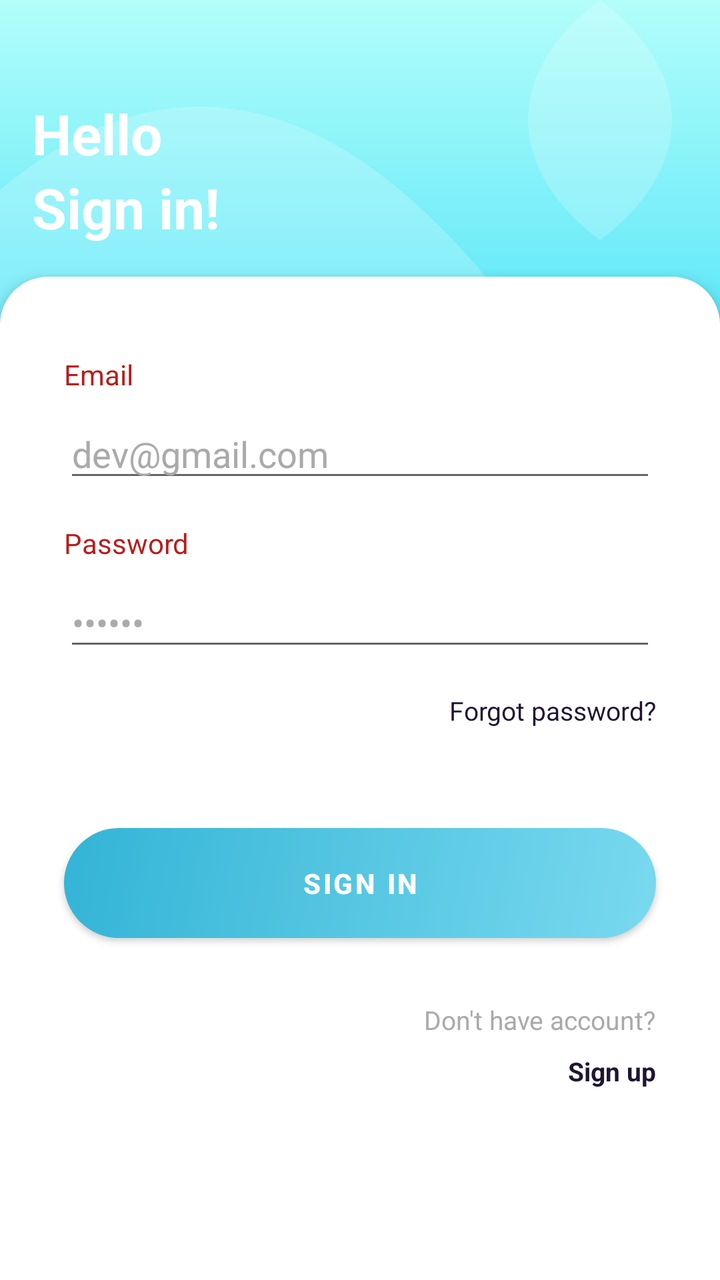
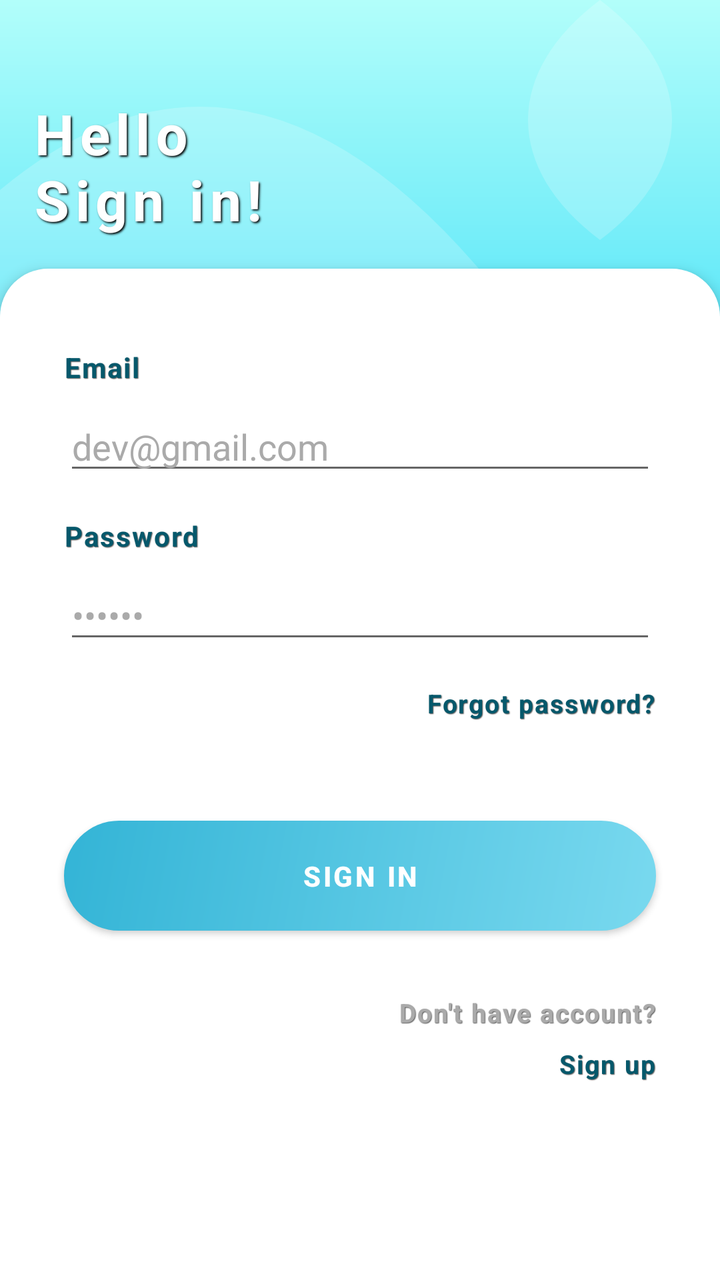

Two renders of the same Android screen: before a commit and after it. Below are the layout's source before the change and the commit's diff.
<!-- AndroidManifest.xml: application theme Theme.Chat -->
<!-- res/layout/fragment_login.xml -->
<?xml version="1.0" encoding="utf-8"?>
<androidx.constraintlayout.widget.ConstraintLayout
    xmlns:android="http://schemas.android.com/apk/res/android"
    xmlns:app="http://schemas.android.com/apk/res-auto"
    android:layout_width="match_parent"
    android:layout_height="match_parent"
    android:background="@drawable/app_background">

    <TextView
        android:id="@+id/titleText"
        android:layout_width="wrap_content"
        android:layout_height="wrap_content"
        android:text="Hello\nSign in!"
        android:textSize="28sp"
        android:textColor="@android:color/white"
        android:textStyle="bold"
        android:layout_marginTop="48dp"
        android:layout_marginStart="16dp"
        android:gravity="start"
        android:lineSpacingExtra="4dp"
        android:fontFamily="sans-serif"
        app:layout_constraintTop_toTopOf="parent"
        app:layout_constraintStart_toStartOf="parent" />

    <FrameLayout
        android:id="@+id/formContainer"
        android:layout_width="0dp"
        android:layout_height="0dp"
        android:layout_marginTop="16dp"
        android:background="@drawable/round_drawable"
        android:elevation="4dp"
        app:layout_constraintTop_toBottomOf="@id/titleText"
        app:layout_constraintStart_toStartOf="parent"
        app:layout_constraintEnd_toEndOf="parent"
        app:layout_constraintBottom_toBottomOf="parent"
        app:layout_constraintVertical_bias="0.1">

        <androidx.constraintlayout.widget.ConstraintLayout
            android:layout_width="match_parent"
            android:layout_height="match_parent"
            android:orientation="vertical"
            android:padding="16dp">

            <TextView
                android:id="@+id/textView"
                android:layout_width="match_parent"
                android:layout_height="wrap_content"
                android:layout_marginStart="16dp"
                android:layout_marginEnd="16dp"
                android:text="Email"
                android:textColor="@color/textHeading1"
                android:textSize="14sp"
                app:layout_constraintBottom_toTopOf="@+id/emailEditText"
                app:layout_constraintEnd_toEndOf="parent"
                app:layout_constraintStart_toStartOf="parent"
                app:layout_constraintTop_toTopOf="parent"
                app:layout_constraintVertical_bias="0.13"
                app:layout_constraintVertical_chainStyle="packed" />

            <com.google.android.material.textfield.TextInputEditText
                android:id="@+id/emailEditText"
                android:layout_width="match_parent"
                android:layout_height="wrap_content"
                android:layout_marginStart="16dp"
                android:layout_marginTop="8dp"
                android:layout_marginEnd="16dp"
                android:hint="dev@gmail.com"
                android:inputType="textEmailAddress"
                android:textColor="@android:color/black"
                android:textColorHint="@android:color/darker_gray"
                app:layout_constraintBottom_toTopOf="@+id/textView2"
                app:layout_constraintEnd_toEndOf="parent"
                app:layout_constraintStart_toStartOf="parent"
                app:layout_constraintTop_toBottomOf="@+id/textView" />

            <TextView
                android:id="@+id/textView2"
                android:layout_width="match_parent"
                android:layout_height="wrap_content"
                android:layout_marginStart="16dp"
                android:layout_marginTop="16dp"
                android:layout_marginEnd="16dp"
                android:text="Password"
                android:textColor="@color/textHeading1"
                android:textSize="14sp"
                app:layout_constraintBottom_toTopOf="@+id/passwordEditText"
                app:layout_constraintEnd_toEndOf="parent"
                app:layout_constraintStart_toStartOf="parent"
                app:layout_constraintTop_toBottomOf="@+id/emailEditText" />

            <com.google.android.material.textfield.TextInputEditText
                android:id="@+id/passwordEditText"
                android:layout_width="match_parent"
                android:layout_height="wrap_content"
                android:layout_marginStart="16dp"
                android:layout_marginTop="8dp"
                android:layout_marginEnd="16dp"
                android:hint="••••••"
                android:inputType="textPassword"
                android:textColor="@android:color/black"
                android:textColorHint="@android:color/darker_gray"
                app:layout_constraintBottom_toTopOf="@+id/forgotPasswordText"
                app:layout_constraintEnd_toEndOf="parent"
                app:layout_constraintStart_toStartOf="parent"
                app:layout_constraintTop_toBottomOf="@+id/textView2" />

            <TextView
                android:id="@+id/forgotPasswordText"
                android:layout_width="wrap_content"
                android:layout_height="wrap_content"
                android:layout_gravity="end"
                android:layout_marginTop="16dp"
                android:layout_marginEnd="16dp"
                android:text="Forgot password?"
                android:textColor="@color/textHeading2"
                android:textSize="13sp"
                app:layout_constraintBottom_toTopOf="@+id/loginButton"
                app:layout_constraintEnd_toEndOf="parent"
                app:layout_constraintHorizontal_bias="1.0"
                app:layout_constraintStart_toStartOf="@+id/passwordEditText"
                app:layout_constraintTop_toBottomOf="@+id/passwordEditText" />

            <com.google.android.material.button.MaterialButton
                android:id="@+id/loginButton"
                android:layout_width="match_parent"
                android:layout_height="wrap_content"
                android:layout_marginStart="16dp"
                android:layout_marginTop="50dp"
                android:layout_marginEnd="16dp"
                android:background="@drawable/bg_button"
                android:padding="12dp"
                android:text="SIGN IN"
                android:textColor="@android:color/white"
                android:textStyle="bold"
                app:backgroundTint="@null"
                app:layout_constraintBottom_toBottomOf="parent"
                app:layout_constraintEnd_toEndOf="parent"
                app:layout_constraintStart_toStartOf="parent"
                app:layout_constraintTop_toBottomOf="@+id/forgotPasswordText" />

            <TextView
                android:id="@+id/textView3"
                android:layout_width="wrap_content"
                android:layout_height="wrap_content"
                android:layout_marginTop="32dp"
                android:text="Don't have account?"
                android:textColor="@android:color/darker_gray"
                android:textSize="13sp"
                app:layout_constraintBottom_toTopOf="@+id/signupText"
                app:layout_constraintEnd_toEndOf="@+id/loginButton"
                app:layout_constraintHorizontal_bias="1.0"
                app:layout_constraintStart_toStartOf="@+id/loginButton"
                app:layout_constraintTop_toBottomOf="@+id/loginButton"
                app:layout_constraintVertical_bias="0.0"
                app:layout_constraintVertical_chainStyle="packed" />

            <TextView
                android:id="@+id/signupText"
                android:layout_width="wrap_content"
                android:layout_height="wrap_content"
                android:layout_marginTop="8dp"
                android:text=" Sign up"
                android:textColor="@color/textHeading2"
                android:textSize="13sp"
                android:textStyle="bold"
                app:layout_constraintBottom_toBottomOf="parent"
                app:layout_constraintEnd_toEndOf="@+id/textView3"
                app:layout_constraintHorizontal_bias="1.0"
                app:layout_constraintStart_toStartOf="@+id/textView3"
                app:layout_constraintTop_toBottomOf="@+id/textView3" />
        </androidx.constraintlayout.widget.ConstraintLayout>
    </FrameLayout>
</androidx.constraintlayout.widget.ConstraintLayout>
<!-- resources referenced by this layout -->
<resources>
  <color name="textHeading1">#B71C1C</color>
  <color name="textHeading2">#1F1531</color>
  <!-- drawable app_background: vector/xml drawable (drawable, 2276 chars, omitted) -->
  <!-- drawable bg_button (drawable) -->
  <?xml version="1.0" encoding="utf-8"?>
  <shape xmlns:android="http://schemas.android.com/apk/res/android"
      android:shape="rectangle">
  
      <gradient
          android:angle="135"
          android:type="linear"
          android:startColor="#79D9EF"
          android:endColor="#33B4D6" />
  
      <corners android:radius="50dp"/>
  </shape>
  <!-- drawable round_drawable (drawable) -->
  <shape xmlns:android="http://schemas.android.com/apk/res/android" android:shape="rectangle">
      <solid android:color="@color/white" /> 
      <corners
          android:topLeftRadius="24dp"
          android:topRightRadius="24dp"/>
  </shape>
  <style name="Theme.Chat" parent="Theme.MaterialComponents.DayNight.NoActionBar">
          
          <item name="colorPrimary">@color/purple_500</item>
          <item name="colorPrimaryVariant">@color/purple_700</item>
          <item name="colorOnPrimary">@color/white</item>
          
          <item name="colorSecondary">@color/teal_200</item>
          <item name="colorSecondaryVariant">@color/teal_700</item>
          <item name="colorOnSecondary">@color/black</item>
          
          <item name="android:statusBarColor">@android:color/transparent</item>
          <item name="android:windowDrawsSystemBarBackgrounds">true</item>
          <item name="android:windowTranslucentStatus">false</item>
  
      </style>
  <color name="white">#FFFFFFFF</color>
  <color name="purple_500">#FF6200EE</color>
  <color name="purple_700">#FF3700B3</color>
  <color name="teal_200">#FF03DAC5</color>
  <color name="teal_700">#FF018786</color>
  <color name="black">#FF000000</color>
</resources>

<!-- the commit's change to res/layout/fragment_login.xml (unified diff, before → after) -->
@@ -17,10 +17,10 @@
         android:layout_marginTop="48dp"
         android:layout_marginStart="16dp"
         android:gravity="start"
-        android:lineSpacingExtra="4dp"
-        android:fontFamily="sans-serif"
+        style="@style/TextHeading.Shadowed"
         app:layout_constraintTop_toTopOf="parent"
-        app:layout_constraintStart_toStartOf="parent" />
+        app:layout_constraintStart_toStartOf="parent"
+ />
 
     <FrameLayout
         android:id="@+id/formContainer"
@@ -49,7 +49,9 @@
                 android:layout_marginEnd="16dp"
                 android:text="Email"
                 android:textColor="@color/textHeading1"
+                android:textStyle="bold"
                 android:textSize="14sp"
+                style="@style/TextAppearance.CleanShadow"
                 app:layout_constraintBottom_toTopOf="@+id/emailEditText"
                 app:layout_constraintEnd_toEndOf="parent"
                 app:layout_constraintStart_toStartOf="parent"
@@ -81,7 +83,9 @@
                 android:layout_marginTop="16dp"
                 android:layout_marginEnd="16dp"
                 android:text="Password"
-                android:textColor="@color/textHeading1"
+                style="@style/TextAppearance.CleanShadow"
+                android:textColor="@color/textHeading1"
+                android:textStyle="bold"
                 android:textSize="14sp"
                 app:layout_constraintBottom_toTopOf="@+id/passwordEditText"
                 app:layout_constraintEnd_toEndOf="parent"
@@ -112,7 +116,10 @@
                 android:layout_marginTop="16dp"
                 android:layout_marginEnd="16dp"
                 android:text="Forgot password?"
-                android:textColor="@color/textHeading2"
+                style="@style/TextAppearance.CleanShadow"
+
+                android:textStyle="bold"
+                android:textColor="@color/textHeading1"
                 android:textSize="13sp"
                 app:layout_constraintBottom_toTopOf="@+id/loginButton"
                 app:layout_constraintEnd_toEndOf="parent"
@@ -144,6 +151,7 @@
                 android:layout_height="wrap_content"
                 android:layout_marginTop="32dp"
                 android:text="Don't have account?"
+                style="@style/TextAppearance.CleanShadow"
                 android:textColor="@android:color/darker_gray"
                 android:textSize="13sp"
                 app:layout_constraintBottom_toTopOf="@+id/signupText"
@@ -160,7 +168,9 @@
                 android:layout_height="wrap_content"
                 android:layout_marginTop="8dp"
                 android:text=" Sign up"
-                android:textColor="@color/textHeading2"
+                style="@style/TextAppearance.CleanShadow"
+
+                android:textColor="@color/textHeading1"
                 android:textSize="13sp"
                 android:textStyle="bold"
                 app:layout_constraintBottom_toBottomOf="parent"
@@ -170,4 +180,28 @@
                 app:layout_constraintTop_toBottomOf="@+id/textView3" />
         </androidx.constraintlayout.widget.ConstraintLayout>
     </FrameLayout>
+
+
+    
+    <FrameLayout
+        android:id="@+id/loaderContainer"
+        android:layout_width="match_parent"
+        android:layout_height="match_parent"
+        android:background="#80000000"
+        android:visibility="gone"
+        android:elevation="10dp"
+        android:clickable="true"
+        android:focusable="true">
+
+        <com.airbnb.lottie.LottieAnimationView
+            android:id="@+id/animation_view"
+            android:layout_width="150dp"
+            android:layout_height="150dp"
+            android:layout_gravity="center"
+            app:lottie_rawRes="@raw/loading"
+            app:lottie_loop="true"
+            app:lottie_autoPlay="true" />
+    </FrameLayout>
+
+
 </androidx.constraintlayout.widget.ConstraintLayout>
<!-- resource entries referenced after the edit -->
@@ -1,7 +1,6 @@
 <!-- resources referenced by this layout -->
 <resources>
-  <color name="textHeading1">#B71C1C</color>
-  <color name="textHeading2">#1F1531</color>
+  <color name="textHeading1">#05586B</color>
   <!-- drawable app_background: vector/xml drawable (drawable, 2276 chars, omitted) -->
   <!-- drawable bg_button (drawable) -->
   <?xml version="1.0" encoding="utf-8"?>
@@ -23,6 +22,27 @@
           android:topLeftRadius="24dp"
           android:topRightRadius="24dp"/>
   </shape>
+  <style name="TextAppearance.CleanShadow" parent="TextAppearance.AppCompat">
+          <item name="android:textColor">@color/textHeading1</item>
+          <item name="android:textStyle">bold</item>
+          <item name="android:textSize">28sp</item>
+          <item name="android:letterSpacing">0.05</item>
+          <item name="android:shadowColor">#AA000000</item> 
+          <item name="android:shadowDx">1</item>
+          <item name="android:shadowDy">1</item>
+          <item name="android:shadowRadius">0.5</item> 
+      </style>
+  <style name="TextHeading.Shadowed" parent="TextAppearance.AppCompat">
+          <item name="android:textColor">@color/textHeading1</item>
+          <item name="android:textStyle">bold</item>
+          <item name="android:textSize">14sp</item>
+          <item name="android:letterSpacing">0.1</item>
+          <item name="android:shadowColor">@color/black</item>
+          <item name="android:shadowDx">2</item>
+          <item name="android:shadowDy">2</item>
+          <item name="android:shadowRadius">2</item>
+          <item name="fontFamily">sans-serif</item>
+      </style>
   <style name="Theme.Chat" parent="Theme.MaterialComponents.DayNight.NoActionBar">
           
           <item name="colorPrimary">@color/purple_500</item>
